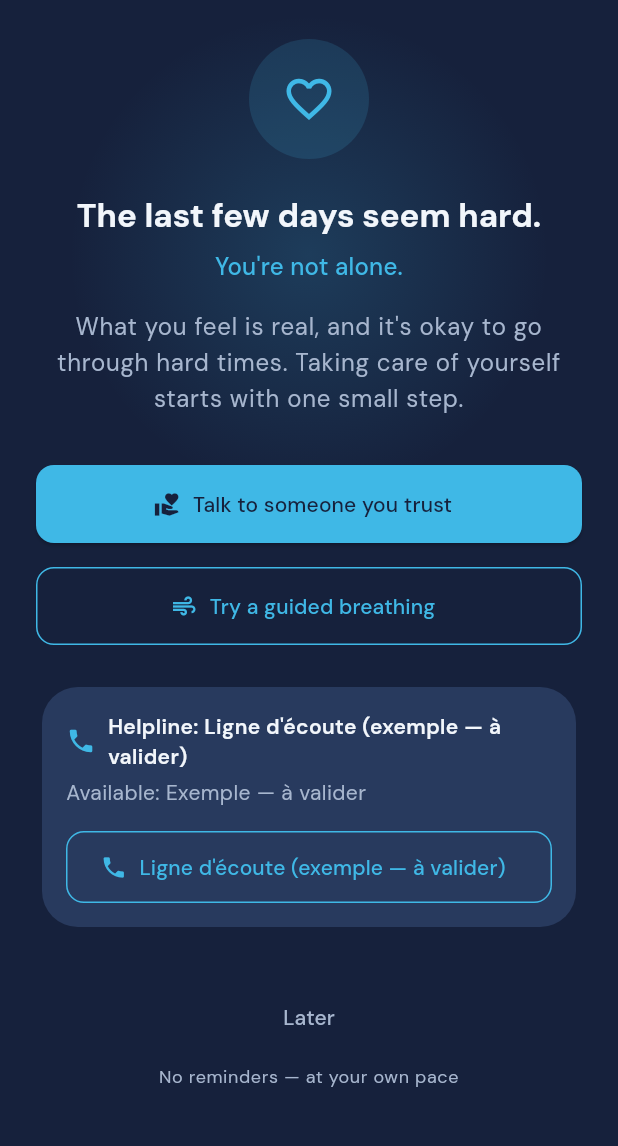
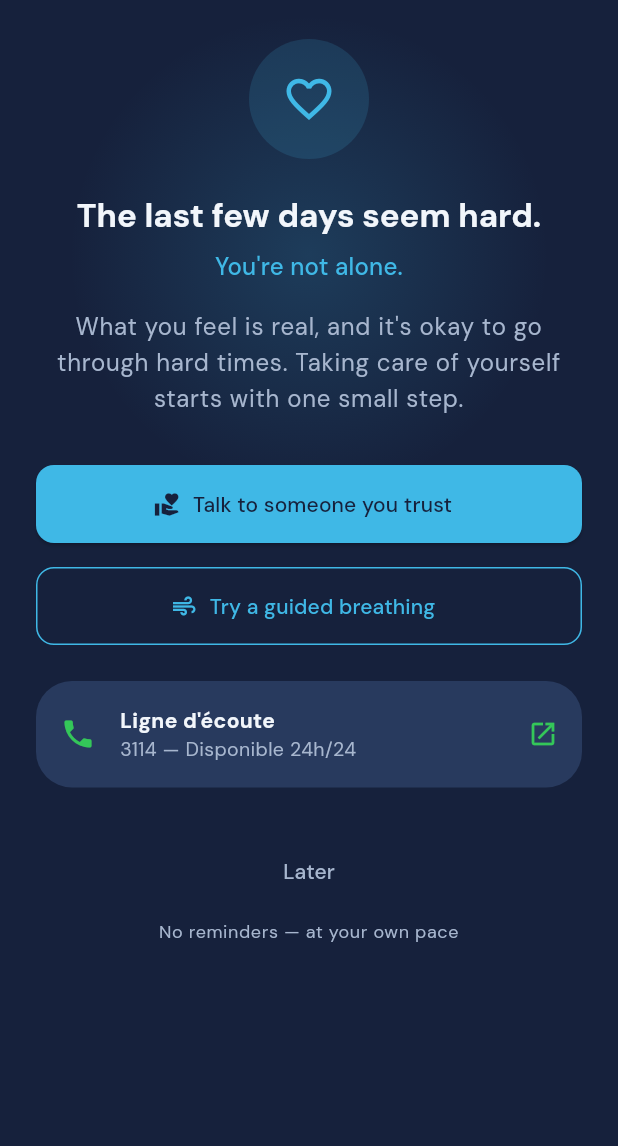
Before and after one commit to AlexandreMaillot/digiharmony, a Flutter app: the SoutienView screen opened directly, on a phone screen of 412 x 824 dp, the part 69-1215 px from its top. Run offline on Flutter 3.47's test engine with Material 3 defaults, Android fonts, the phone set to English and light mode, and no system bars; drawn by our look-alikes of flutter_animate; our stand-ins replace bloc, bloc_concurrency, drift, equatable, flutter_bloc, hydrated_bloc; accounts and stored records are empty; generated files the repository leaves out were written again; statements that could not run were skipped.

Commit message:
feat(soutien): ligne d'écoute 3114 (maquette) + token vertAppel + garde-fous recalibrés
- ressource_ligne_ecoute.dart : entrée 'fr' = 3114 (Numéro national de
  prévention du suicide, FR), nom "Ligne d'écoute", dispo "Disponible 24h/24"
- theme.dart : AppColors.vertAppel = Color(0xFF34C759), token sémantique
  action appel distinct de MoodColors
- bloc_ligne_ecoute.dart : carte arrondie entièrement tappable (InkWell),
  icône phone verte + nom + "3114 — Disponible 24h/24" + icône open_in_new
  verte, suppression du bouton pleine largeur
- ARB x8 : suppression des clés mortes soutienLignePrefix / soutienLigneDispoPrefix
- SO-RES-2 : assertion stricte fr.cible == '3114' (valeur approuvée)
- SO-RES-3 : garde-fou ARB inclut 3114 (les ARB n'ont aucun numéro),
  vérif modèle Dart stricte fr.cible == '3114'
- SO-VIEW-3 : libellés mis à jour ("Ligne d'écoute")
- SO-VIEW-8 : 3114 retiré de la liste noire (valeur approuvée)

Co-Authored-By: Claude Sonnet 4.6 <noreply@anthropic.com>

```diff
--- a/apps/digiharmony_app/lib/l10n/arb/app_el.arb
+++ b/apps/digiharmony_app/lib/l10n/arb/app_el.arb
@@ -76,8 +76,6 @@
     "soutienParagraphe": "What you feel is real, and it's okay to go through hard times. Taking care of yourself starts with one small step.",
     "soutienCtaConfiance": "Talk to someone you trust",
     "soutienCtaRespiration": "Try a guided breathing",
-    "soutienLignePrefix": "Helpline: ",
-    "soutienLigneDispoPrefix": "Available: ",
     "soutienPlusTard": "Later",
     "soutienAucuneRelance": "No reminders — at your own pace",
     "soutienConfianceTitre": "Talk to someone you trust",
--- a/apps/digiharmony_app/lib/l10n/arb/app_en.arb
+++ b/apps/digiharmony_app/lib/l10n/arb/app_en.arb
@@ -356,14 +356,6 @@
     "@soutienCtaRespiration": {
         "description": "SoutienPage — secondary CTA (STUB V1). TODO validation partenaires"
     },
-    "soutienLignePrefix": "Helpline: ",
-    "@soutienLignePrefix": {
-        "description": "SoutienPage — prefix before helpline name. TODO validation partenaires"
-    },
-    "soutienLigneDispoPrefix": "Available: ",
-    "@soutienLigneDispoPrefix": {
-        "description": "SoutienPage — prefix before helpline availability. TODO validation partenaires"
-    },
     "soutienPlusTard": "Later",
     "@soutienPlusTard": {
         "description": "SoutienPage — 'Later' button (Navigator.pop). TODO validation partenaires"
--- a/apps/digiharmony_app/lib/l10n/arb/app_es.arb
+++ b/apps/digiharmony_app/lib/l10n/arb/app_es.arb
@@ -76,8 +76,6 @@
     "soutienParagraphe": "What you feel is real, and it's okay to go through hard times. Taking care of yourself starts with one small step.",
     "soutienCtaConfiance": "Talk to someone you trust",
     "soutienCtaRespiration": "Try a guided breathing",
-    "soutienLignePrefix": "Helpline: ",
-    "soutienLigneDispoPrefix": "Available: ",
     "soutienPlusTard": "Later",
     "soutienAucuneRelance": "No reminders — at your own pace",
     "soutienConfianceTitre": "Talk to someone you trust",
--- a/apps/digiharmony_app/lib/l10n/arb/app_fr.arb
+++ b/apps/digiharmony_app/lib/l10n/arb/app_fr.arb
@@ -78,8 +78,6 @@
     "soutienParagraphe": "Ce que tu ressens est réel, et il est normal de traverser des moments difficiles. Prendre soin de soi commence par un tout petit pas.",
     "soutienCtaConfiance": "Parler à quelqu'un de confiance",
     "soutienCtaRespiration": "Faire une respiration guidée",
-    "soutienLignePrefix": "Ligne d'écoute : ",
-    "soutienLigneDispoPrefix": "Disponible : ",
     "soutienPlusTard": "Plus tard",
     "soutienAucuneRelance": "Aucune relance — à ton rythme",
     "soutienConfianceTitre": "Parler à quelqu'un de confiance",
--- a/apps/digiharmony_app/lib/l10n/arb/app_it.arb
+++ b/apps/digiharmony_app/lib/l10n/arb/app_it.arb
@@ -76,8 +76,6 @@
     "soutienParagraphe": "What you feel is real, and it's okay to go through hard times. Taking care of yourself starts with one small step.",
     "soutienCtaConfiance": "Talk to someone you trust",
     "soutienCtaRespiration": "Try a guided breathing",
-    "soutienLignePrefix": "Helpline: ",
-    "soutienLigneDispoPrefix": "Available: ",
     "soutienPlusTard": "Later",
     "soutienAucuneRelance": "No reminders — at your own pace",
     "soutienConfianceTitre": "Talk to someone you trust",
--- a/apps/digiharmony_app/lib/l10n/arb/app_mk.arb
+++ b/apps/digiharmony_app/lib/l10n/arb/app_mk.arb
@@ -76,8 +76,6 @@
     "soutienParagraphe": "What you feel is real, and it's okay to go through hard times. Taking care of yourself starts with one small step.",
     "soutienCtaConfiance": "Talk to someone you trust",
     "soutienCtaRespiration": "Try a guided breathing",
-    "soutienLignePrefix": "Helpline: ",
-    "soutienLigneDispoPrefix": "Available: ",
     "soutienPlusTard": "Later",
     "soutienAucuneRelance": "No reminders — at your own pace",
     "soutienConfianceTitre": "Talk to someone you trust",
--- a/apps/digiharmony_app/lib/l10n/arb/app_ro.arb
+++ b/apps/digiharmony_app/lib/l10n/arb/app_ro.arb
@@ -76,8 +76,6 @@
     "soutienParagraphe": "What you feel is real, and it's okay to go through hard times. Taking care of yourself starts with one small step.",
     "soutienCtaConfiance": "Talk to someone you trust",
     "soutienCtaRespiration": "Try a guided breathing",
-    "soutienLignePrefix": "Helpline: ",
-    "soutienLigneDispoPrefix": "Available: ",
     "soutienPlusTard": "Later",
     "soutienAucuneRelance": "No reminders — at your own pace",
     "soutienConfianceTitre": "Talk to someone you trust",
--- a/apps/digiharmony_app/lib/l10n/arb/app_tr.arb
+++ b/apps/digiharmony_app/lib/l10n/arb/app_tr.arb
@@ -76,8 +76,6 @@
     "soutienParagraphe": "What you feel is real, and it's okay to go through hard times. Taking care of yourself starts with one small step.",
     "soutienCtaConfiance": "Talk to someone you trust",
     "soutienCtaRespiration": "Try a guided breathing",
-    "soutienLignePrefix": "Helpline: ",
-    "soutienLigneDispoPrefix": "Available: ",
     "soutienPlusTard": "Later",
     "soutienAucuneRelance": "No reminders — at your own pace",
     "soutienConfianceTitre": "Talk to someone you trust",
--- a/apps/digiharmony_app/lib/pages/soutien/modeles/ressource_ligne_ecoute.dart
+++ b/apps/digiharmony_app/lib/pages/soutien/modeles/ressource_ligne_ecoute.dart
@@ -9,8 +9,9 @@ enum TypeRessourceEcoute {
 
 /// Ressource d'écoute associée à une locale (donnée statique embarquée).
 ///
-/// ⚠️ PLACEHOLDERS — numéros/URL à remplir par les partenaires du projet.
-/// Table vide par défaut : aucun numéro réel hardcodé (DEC-SO-007).
+/// L'entrée 'fr' contient le 3114 (numéro FR approuvé).
+/// Les autres locales utilisent le fallback 'fr' — données partenaires
+/// à valider avant déploiement hors France (DEC-SO-007).
 class RessourceLigneEcoute {
   /// Crée une ressource d'écoute.
   const RessourceLigneEcoute({
@@ -37,29 +38,24 @@ class RessourceLigneEcoute {
 ///
 /// Clé = `Locale.languageCode`.
 ///
-/// ⚠️ Aucun numéro/URL réel hardcodé (DEC-SO-007).
-/// L'entrée 'fr' est un EXEMPLE MANIFESTEMENT FACTICE destiné à rendre le
-/// bouton d'appel visible en préview/recette. Elle ne doit JAMAIS être
-/// présentée à des utilisateurs finaux en production.
+/// L'entrée 'fr' utilise le 3114 (Numéro national de prévention du suicide,
+/// France), validé par les partenaires du projet pour la locale FR.
 ///
 /// Le bloc ligne d'écoute utilise l'entrée 'fr' comme fallback si la locale
 /// courante n'a pas d'entrée propre ; il se masque uniquement si l'entrée
 /// 'fr' elle-même est absente.
 ///
-// TODO(partenaires): Remplacer l'exemple 'fr' par les ressources validées
-//   par les partenaires du projet (un numéro par pays, public mineur,
-//   Erasmus+). Supprimer ou remplacer cette entrée avant la mise en
-//   production.
+// TODO(partenaires): 3114 = numéro FR (France-only). Ajouter un numéro VALIDÉ
+//   par pays/locale ; le fallback FR ci-dessous est temporaire et ne fonctionne
+//   qu'en France.
 const Map<String, RessourceLigneEcoute>
 tableRessources = <String, RessourceLigneEcoute>{
-  // EXEMPLE FACTICE — à valider et remplacer par les partenaires.
-  // Le numéro '0000000000' est manifestement fictif (aucun service ne répond).
-  // Libellé explicitement marqué « exemple — à valider » pour éviter toute
-  // confusion lors des tests et de la recette.
+  // 3114 = Numéro national de prévention du suicide (FR), approuvé partenaires.
+  // Utilisé comme fallback pour toutes les locales sans entrée propre.
   'fr': RessourceLigneEcoute(
-    nom: "Ligne d'écoute (exemple — à valider)",
-    cible: '0000000000',
+    nom: "Ligne d'écoute",
+    cible: '3114',
     type: TypeRessourceEcoute.telephone,
-    disponibilite: 'Exemple — à valider',
+    disponibilite: 'Disponible 24h/24',
   ),
 };
--- a/apps/digiharmony_app/lib/pages/soutien/widgets/bloc_ligne_ecoute.dart
+++ b/apps/digiharmony_app/lib/pages/soutien/widgets/bloc_ligne_ecoute.dart
@@ -11,9 +11,10 @@ import 'package:url_launcher/url_launcher.dart';
 /// Se masque uniquement si aucune entree (y compris 'fr') n'existe.
 /// (DEC-SO-007)
 ///
-/// Ouverture via url_launcher (tel:/https:).
-/// Echec -> SnackBar neutre, pas de crash, pas de log distant.
-/// Aucun numero reel hardcode.
+/// Rendu : carte arrondie entierement tappable (icone tel verte + nom + numero
+/// / disponibilite + icone ouverture verte). Ouverture via url_launcher
+/// (tel:/https:). Echec -> SnackBar neutre i18n, pas de crash, pas de log
+/// distant. Aucune chaine UI en dur.
 class BlocLigneEcoute extends StatelessWidget {
   /// Cree le bloc conditionnel de ligne d'ecoute.
   const BlocLigneEcoute({super.key});
@@ -26,64 +27,51 @@ class BlocLigneEcoute extends StatelessWidget {
 
     if (ressource == null) return const SizedBox.shrink();
 
-    final l10n = context.l10n;
-
-    return Card(
+    return Material(
       color: AppColors.surface,
-      shape: const RoundedRectangleBorder(
       borderRadius: AppRadii.cardRadius,
-      ),
+      child: InkWell(
+        borderRadius: AppRadii.cardRadius,
+        onTap: () => _ouvrirRessource(context, ressource),
         child: Padding(
           padding: const EdgeInsets.all(AppSpacing.md),
+          child: Row(
+            children: [
+              const Icon(
+                Icons.phone,
+                color: AppColors.vertAppel,
+                size: 24,
+              ),
+              const SizedBox(width: AppSpacing.md),
+              Expanded(
                 child: Column(
                   crossAxisAlignment: CrossAxisAlignment.start,
                   children: [
-            Row(
-              children: [
-                const Icon(Icons.phone, color: AppColors.primary, size: 20),
-                const SizedBox(width: AppSpacing.sm),
-                Expanded(
-                  child: Text(
-                    '${l10n.soutienLignePrefix}${ressource.nom}',
+                    Text(
+                      ressource.nom,
                       style: const TextStyle(
                         color: AppColors.text,
-                      fontWeight: FontWeight.w600,
+                        fontWeight: FontWeight.bold,
                       ),
+                    ),
+                    Text(
+                      '${ressource.cible} — ${ressource.disponibilite}',
+                      style: const TextStyle(
+                        color: AppColors.textMuted,
+                        fontSize: 13,
                       ),
                     ),
                   ],
                 ),
-            const SizedBox(height: AppSpacing.xs),
-            Text(
-              '${l10n.soutienLigneDispoPrefix}${ressource.disponibilite}',
-              style: const TextStyle(color: AppColors.textMuted),
               ),
-            const SizedBox(height: AppSpacing.md),
-            SizedBox(
-              width: double.infinity,
-              height: 48,
-              child: OutlinedButton.icon(
-                onPressed: () => _ouvrirRessource(context, ressource),
-                icon: Icon(
-                  ressource.type == TypeRessourceEcoute.telephone
-                      ? Icons.phone
-                      : Icons.open_in_new,
-                  color: AppColors.primary,
-                ),
-                label: Text(
-                  ressource.nom,
-                  style: const TextStyle(color: AppColors.primary),
-                ),
-                style: OutlinedButton.styleFrom(
-                  side: const BorderSide(color: AppColors.primary),
-                  shape: const RoundedRectangleBorder(
-                    borderRadius: AppRadii.buttonRadius,
-                  ),
-                  minimumSize: const Size(48, 48),
-                ),
-              ),
+              const SizedBox(width: AppSpacing.md),
+              const Icon(
+                Icons.open_in_new,
+                color: AppColors.vertAppel,
+                size: 20,
               ),
             ],
+          ),
         ),
       ),
     );
--- a/apps/digiharmony_app/lib/theme/theme.dart
+++ b/apps/digiharmony_app/lib/theme/theme.dart
@@ -34,6 +34,10 @@ abstract final class AppColors {
 
   /// Texte atténué : sous-titres, légendes, placeholders.
   static const Color textMuted = Color(0xFFA7B6CE);
+
+  /// Vert d'action « appeler » — distinct de la palette émotions [MoodColors],
+  /// interdite sur l'écran soutien.
+  static const Color vertAppel = Color(0xFF34C759);
 
   /// Dégradé signature (cyan → lime → or).
   ///
```
Also changed, not shown: 2 other files. Lines whose indentation alone changed are shown as unchanged.
